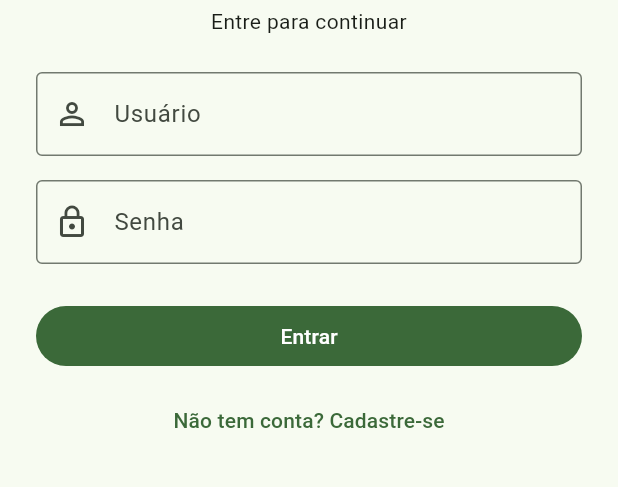
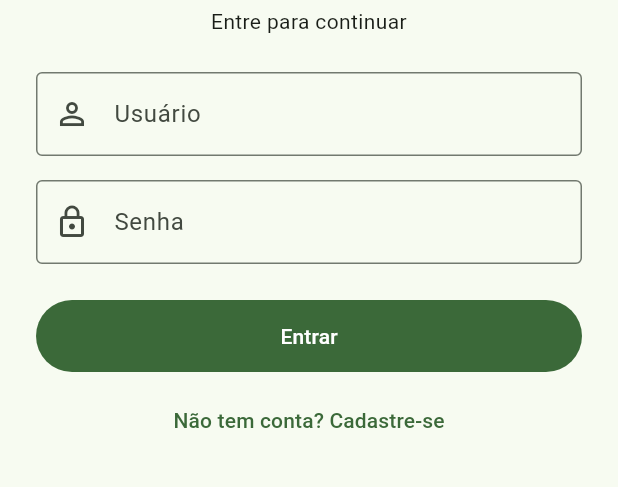
Before and after one commit to eduardoerthal/mobileDevelopment, a Flutter app: the screen it shows after launch, on a phone screen of 412 x 824 dp, the part 471-958 px from its top. Run offline on Flutter 3.47's test engine with Material 3 defaults, Android fonts, the phone set to English and light mode, and no system bars; our stand-ins replace shared_preferences.

Commit message:
Melhora a acessibilidade das telas

```diff
--- a/rick_morty_dex/lib/main.dart
+++ b/rick_morty_dex/lib/main.dart
@@ -51,11 +51,33 @@ class RickMortyDexApp extends StatelessWidget {
       ],
       child: MaterialApp(
         title: 'Rick and Morty Dex',
-        theme: ThemeData(
-          colorScheme: ColorScheme.fromSeed(seedColor: Colors.green),
-          useMaterial3: true,
-        ),
+        theme: _buildTheme(),
         home: const _AuthGate(),
+      ),
+    );
+  }
+
+  /// Material 3's default button heights (around 40dp) fall short of
+  /// the recommended 48x48 minimum touch target, so every button type
+  /// gets a floor here — set once, for every button in the app, rather
+  /// than repeated per call site.
+  ThemeData _buildTheme() {
+    const minTapTarget = Size(48, 48);
+
+    return ThemeData(
+      colorScheme: ColorScheme.fromSeed(seedColor: Colors.green),
+      useMaterial3: true,
+      elevatedButtonTheme: ElevatedButtonThemeData(
+        style: ElevatedButton.styleFrom(minimumSize: minTapTarget),
+      ),
+      filledButtonTheme: FilledButtonThemeData(
+        style: FilledButton.styleFrom(minimumSize: minTapTarget),
+      ),
+      textButtonTheme: TextButtonThemeData(
+        style: TextButton.styleFrom(minimumSize: minTapTarget),
+      ),
+      iconButtonTheme: IconButtonThemeData(
+        style: IconButton.styleFrom(minimumSize: minTapTarget),
       ),
     );
   }
@@ -73,7 +95,11 @@ class _AuthGate extends StatelessWidget {
 
     if (auth.isInitializing) {
       return const Scaffold(
-        body: Center(child: CircularProgressIndicator()),
+        body: Center(
+          child: CircularProgressIndicator(
+            semanticsLabel: 'Restaurando sessão',
+          ),
+        ),
       );
     }
 
--- a/rick_morty_dex/lib/screens/consumed_screen.dart
+++ b/rick_morty_dex/lib/screens/consumed_screen.dart
@@ -58,7 +58,11 @@ class _ConsumedTile extends StatelessWidget {
         subtitle: Text('${character.species} • ${character.status}'),
         trailing: IconButton(
           icon: const Icon(Icons.visibility),
-          tooltip: 'Remover dos visualizados',
+          // Names the character explicitly — this button repeats once
+          // per row, so a bare "Remover dos visualizados" would be
+          // ambiguous to someone navigating the list with a screen
+          // reader.
+          tooltip: 'Remover ${character.name} dos visualizados',
           onPressed: () =>
               context.read<ConsumedProvider>().remove(character.id),
         ),
--- a/rick_morty_dex/lib/screens/login_screen.dart
+++ b/rick_morty_dex/lib/screens/login_screen.dart
@@ -150,21 +150,29 @@ class _LoginScreenState extends State<LoginScreen> {
                     ),
                     if (_errorMessage != null) ...[
                       const SizedBox(height: 12),
-                      Text(
-                        _errorMessage!,
-                        style: TextStyle(color: theme.colorScheme.error),
-                        textAlign: TextAlign.center,
+                      // liveRegion: announced automatically, since it
+                      // appears asynchronously after a failed attempt.
+                      Semantics(
+                        liveRegion: true,
+                        child: Text(
+                          _errorMessage!,
+                          style: TextStyle(color: theme.colorScheme.error),
+                          textAlign: TextAlign.center,
+                        ),
                       ),
                     ],
                     const SizedBox(height: 24),
                     FilledButton(
                       onPressed: _isSubmitting ? null : _submit,
                       child: _isSubmitting
-                          ? const SizedBox(
+                          ? SizedBox(
                               height: 20,
                               width: 20,
                               child: CircularProgressIndicator(
                                 strokeWidth: 2,
+                                semanticsLabel: _isRegisterMode
+                                    ? 'Cadastrando'
+                                    : 'Entrando',
                               ),
                             )
                           : Text(_isRegisterMode ? 'Cadastrar' : 'Entrar'),
```
Also changed, not shown: rick_morty_dex/lib/providers/auth_provider.dart (+16 -5 lines), rick_morty_dex/lib/screens/catalog_screen.dart (+41 -54 lines), rick_morty_dex/lib/screens/detail_screen.dart (+16 -4 lines), rick_morty_dex/lib/screens/favorites_screen.dart (+9 -2 lines), rick_morty_dex/lib/widgets/character_grid_tile.dart (added, +64 -0 lines), rick_morty_dex/lib/widgets/character_image.dart (+34 -6 lines), rick_morty_dex/lib/widgets/error_view.dart (+8 -1 lines), 2 other files.
